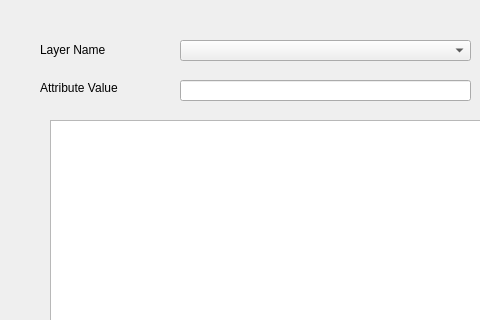
Qt form SearchWidget.ui (SkyTreeDelivery/GISDevelopmentKMJ) before a commit; both pictures show x 0 to 480 and y 0 to 320 of the 669 by 473 pixel window.
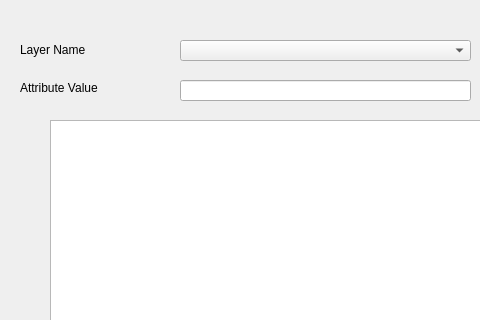
The same form after that commit.

```diff
--- a/SearchWidget.ui
+++ b/SearchWidget.ui
@@ -16,7 +16,7 @@
   <widget class="QLabel" name="layerNameLabel">
    <property name="geometry">
     <rect>
-     <x>40</x>
+     <x>20</x>
      <y>40</y>
      <width>91</width>
      <height>20</height>
@@ -52,9 +52,9 @@
   <widget class="QLabel" name="attributeValueLabel">
    <property name="geometry">
     <rect>
-     <x>40</x>
+     <x>20</x>
      <y>80</y>
-     <width>121</width>
+     <width>141</width>
      <height>16</height>
     </rect>
    </property>
```
